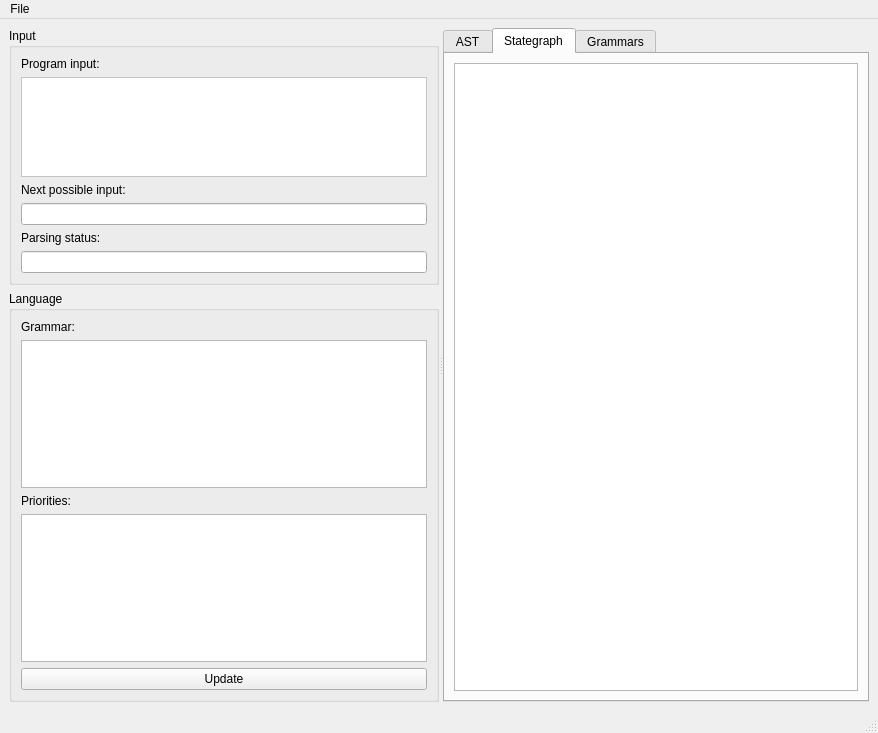
Before: the Qt Designer form node_editor/gui.ui in softdevteam/eco, drawn with Qt 5.
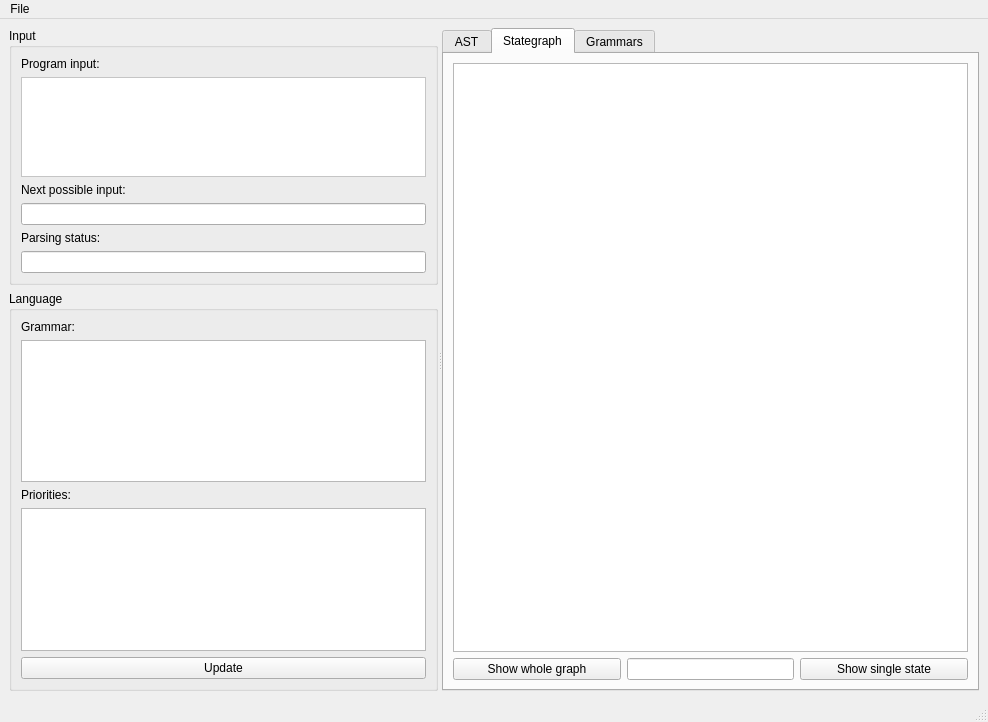
After: the same form once the commit is applied. The open tabs and pages were chosen to show the change. Custom widgets are drawn as their Qt base class.

Commit message: added possibility to view single states in gui

```diff
--- a/node_editor/gui.ui
+++ b/node_editor/gui.ui
@@ -6,8 +6,8 @@
    <rect>
     <x>0</x>
     <y>0</y>
-    <width>878</width>
-    <height>733</height>
+    <width>988</width>
+    <height>722</height>
    </rect>
   </property>
   <property name="sizePolicy">
@@ -235,10 +235,38 @@
         <attribute name="title">
          <string>Stategraph</string>
         </attribute>
-        <layout class="QHBoxLayout" name="horizontalLayout_2">
+        <layout class="QVBoxLayout" name="verticalLayout_6">
          <item>
           <widget class="QGraphicsView" name="gvStategraph"/>
          </item>
+         <item>
+          <layout class="QHBoxLayout" name="horizontalLayout_2">
+           <item>
+            <widget class="QPushButton" name="btShowWholeGraph">
+             <property name="text">
+              <string>Show whole graph</string>
+             </property>
+            </widget>
+           </item>
+           <item>
+            <widget class="QLineEdit" name="leSingleState">
+             <property name="sizePolicy">
+              <sizepolicy hsizetype="Minimum" vsizetype="Fixed">
+               <horstretch>0</horstretch>
+               <verstretch>0</verstretch>
+              </sizepolicy>
+             </property>
+            </widget>
+           </item>
+           <item>
+            <widget class="QPushButton" name="btShowSingleState">
+             <property name="text">
+              <string>Show single state</string>
+             </property>
+            </widget>
+           </item>
+          </layout>
+         </item>
         </layout>
        </widget>
        <widget class="QWidget" name="tab_3">
@@ -288,7 +316,7 @@
     <rect>
      <x>0</x>
      <y>0</y>
-     <width>878</width>
+     <width>988</width>
      <height>22</height>
     </rect>
    </property>
```
Left out of the diff: 4 changed lines with no effect on the pictures. The commit also changes 4 other files.
